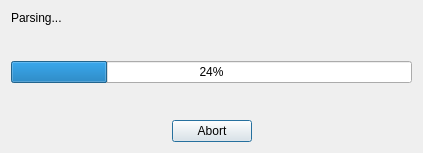
This is parsedialog.ui in tootal/DBLParse as Qt 5 draws it before an edit. The edited form follows.
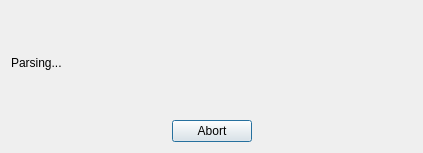
This is the edited form.

Commit message: add question dialog and remove progress bar

Diff of the .ui file:
```diff
--- a/parsedialog.ui
+++ b/parsedialog.ui
@@ -17,13 +17,6 @@
    <string>Processing XML file</string>
   </property>
   <layout class="QVBoxLayout" name="verticalLayout">
-   <item>
-    <widget class="QLabel" name="label">
-     <property name="text">
-      <string>Parsing...</string>
-     </property>
-    </widget>
-   </item>
    <item>
     <spacer name="verticalSpacer">
      <property name="orientation">
@@ -38,18 +31,9 @@
     </spacer>
    </item>
    <item>
-    <widget class="QProgressBar" name="progressBar">
-     <property name="maximum">
-      <number>100</number>
-     </property>
-     <property name="value">
-      <number>24</number>
-     </property>
-     <property name="textVisible">
-      <bool>true</bool>
-     </property>
-     <property name="format">
-      <string>%p%</string>
+    <widget class="QLabel" name="label">
+     <property name="text">
+      <string>Parsing...</string>
      </property>
     </widget>
    </item>
```
The commit also changes 4 other files.
